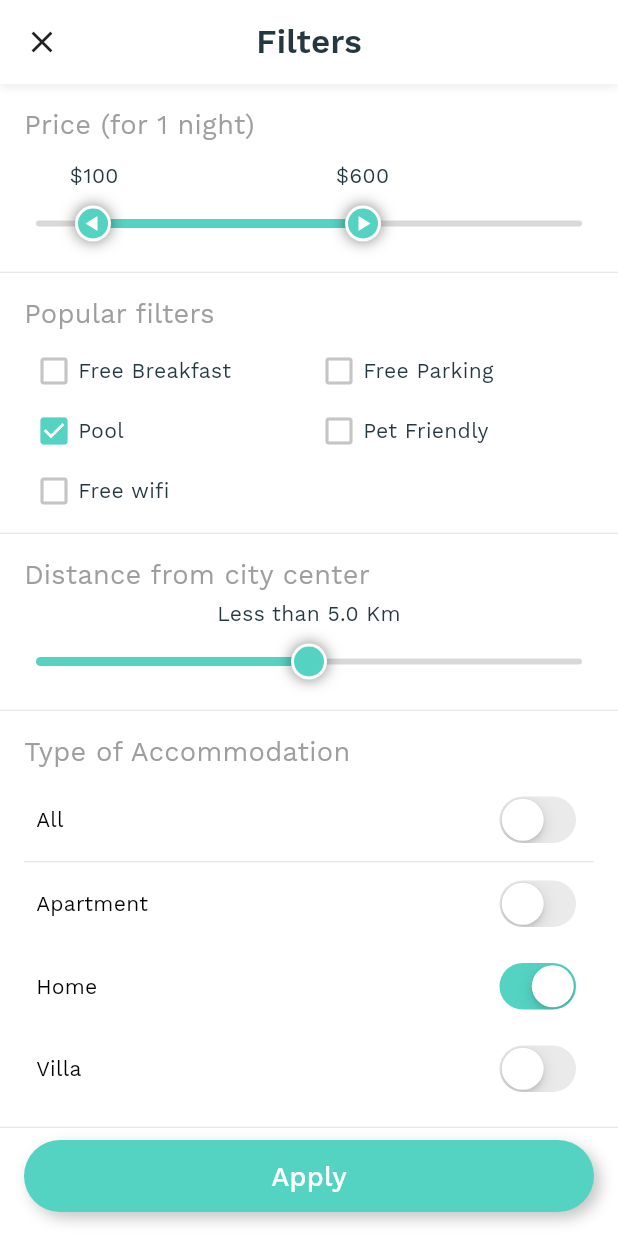
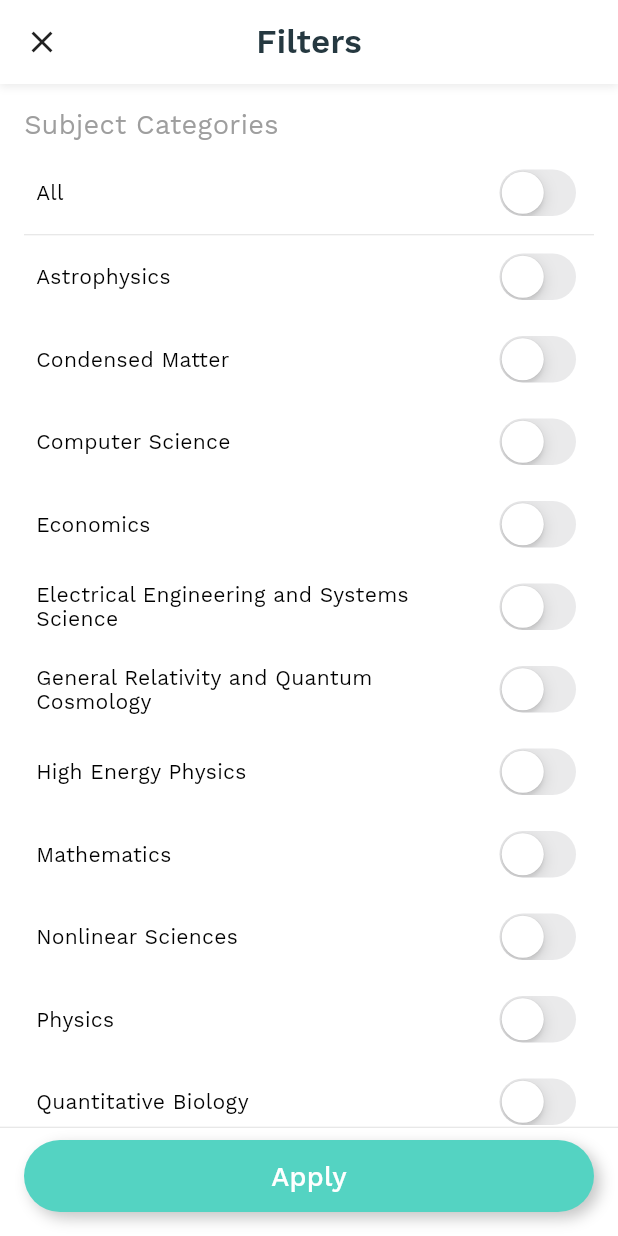
Before and after one commit to theRoughCode/arxiv-mobile, a Flutter app: the FiltersScreen screen opened directly, on a phone screen of 412 x 824 dp. Run offline on Flutter 3.47's test engine with Material 2 defaults, Android fonts, the phone set to English and light mode, and no system bars; our stand-ins replace font_awesome_flutter; missing offline and left inert: flutter_plugin_pdf_viewer, flutter_tex; network calls fail.

Commit message:
Create filter list

```diff
--- a/lib/models/curated_filters.dart
+++ b/lib/models/curated_filters.dart
@@ -1,60 +1,20 @@
+import 'package:arxiv_mobile/models/category_group.dart';
 
 class CuratedFilter {
   CuratedFilter({
-    this.titleTxt = '',
+    this.id = '',
+    this.name = '',
     this.isSelected = false,
   });
 
-  String titleTxt;
+  String id;
+  String name;
   bool isSelected;
 
-  static List<CuratedFilter> curatedFiltersList = <CuratedFilter>[
-    CuratedFilter(
-      titleTxt: 'Free Breakfast',
-      isSelected: false,
-    ),
-    CuratedFilter(
-      titleTxt: 'Free Parking',
-      isSelected: false,
-    ),
-    CuratedFilter(
-      titleTxt: 'Pool',
-      isSelected: true,
-    ),
-    CuratedFilter(
-      titleTxt: 'Pet Friendly',
-      isSelected: false,
-    ),
-    CuratedFilter(
-      titleTxt: 'Free wifi',
-      isSelected: false,
-    ),
-  ];
-
-  static List<CuratedFilter> accomodationList = [
-    CuratedFilter(
-      titleTxt: 'All',
-      isSelected: false,
-    ),
-    CuratedFilter(
-      titleTxt: 'Apartment',
-      isSelected: false,
-    ),
-    CuratedFilter(
-      titleTxt: 'Home',
-      isSelected: true,
-    ),
-    CuratedFilter(
-      titleTxt: 'Villa',
-      isSelected: false,
-    ),
-    CuratedFilter(
-      titleTxt: 'Hotel',
-      isSelected: false,
-    ),
-    CuratedFilter(
-      titleTxt: 'Resort',
-      isSelected: false,
-    ),
-  ];
+  static List<CuratedFilter> categoryList = [CuratedFilter(id: 'all', name: 'All', isSelected: false)]..addAll(CategoryGroup.categoryGroupList
+      .map((categoryGroup) => CuratedFilter(
+            id: categoryGroup.id,
+            name: categoryGroup.name,
+            isSelected: false,
+          )));
 }
--- a/lib/screens/curated/components/filters_screen.dart
+++ b/lib/screens/curated/components/filters_screen.dart
@@ -2,9 +2,6 @@ import 'package:arxiv_mobile/models/curated_filters.dart';
 import 'package:arxiv_mobile/themes/curated_list_theme.dart';
 import 'package:flutter/cupertino.dart';
 import 'package:flutter/material.dart';
-
-import 'range_slider_view.dart';
-import 'slider_view.dart';
 
 class FiltersScreen extends StatefulWidget {
   @override
@@ -12,12 +9,8 @@ class FiltersScreen extends StatefulWidget {
 }
 
 class _FiltersScreenState extends State<FiltersScreen> {
-  List<CuratedFilter> popularFilterListData =
-      CuratedFilter.curatedFiltersList;
-  List<CuratedFilter> accomodationListData =
-      CuratedFilter.accomodationList;
+  List<CuratedFilter> categoryFilterListData = CuratedFilter.categoryList;
 
-  RangeValues _values = const RangeValues(100, 600);
   double distValue = 50.0;
 
   @override
@@ -31,23 +24,7 @@ class _FiltersScreenState extends State<FiltersScreen> {
             getAppBarUI(),
             Expanded(
               child: SingleChildScrollView(
-                child: Column(
-                  children: <Widget>[
-                    priceBarFilter(),
-                    const Divider(
-                      height: 1,
-                    ),
-                    popularFilter(),
-                    const Divider(
-                      height: 1,
-                    ),
-                    distanceViewUI(),
-                    const Divider(
-                      height: 1,
-                    ),
-                    allAccommodationUI()
-                  ],
-                ),
+                child: categoryListFilter(),
               ),
             ),
             const Divider(
@@ -96,7 +73,7 @@ class _FiltersScreenState extends State<FiltersScreen> {
     );
   }
 
-  Widget allAccommodationUI() {
+  Widget categoryListFilter() {
     return Column(
       mainAxisAlignment: MainAxisAlignment.center,
       crossAxisAlignment: CrossAxisAlignment.start,
@@ -105,7 +82,7 @@ class _FiltersScreenState extends State<FiltersScreen> {
           padding:
               const EdgeInsets.only(left: 16, right: 16, top: 16, bottom: 8),
           child: Text(
-            'Type of Accommodation',
+            'Subject Categories',
             textAlign: TextAlign.left,
             style: TextStyle(
                 color: Colors.grey,
@@ -128,8 +105,8 @@ class _FiltersScreenState extends State<FiltersScreen> {
 
   List<Widget> getAccomodationListUI() {
     final List<Widget> noList = <Widget>[];
-    for (int i = 0; i < accomodationListData.length; i++) {
-      final CuratedFilter date = accomodationListData[i];
+    for (int i = 0; i < categoryFilterListData.length; i++) {
+      final CuratedFilter categoryGroup = categoryFilterListData[i];
       noList.add(
         Material(
           color: Colors.transparent,
@@ -146,12 +123,12 @@ class _FiltersScreenState extends State<FiltersScreen> {
                 children: <Widget>[
                   Expanded(
                     child: Text(
-                      date.titleTxt,
+                      categoryGroup.name,
                       style: TextStyle(color: Colors.black),
                     ),
                   ),
                   CupertinoSwitch(
-                    activeColor: date.isSelected
+                    activeColor: categoryGroup.isSelected
                         ? CuratedListTheme.buildLightTheme().primaryColor
                         : Colors.grey.withOpacity(0.6),
                     onChanged: (bool value) {
@@ -159,7 +136,7 @@ class _FiltersScreenState extends State<FiltersScreen> {
                         checkAppPosition(i);
                       });
                     },
-                    value: date.isSelected,
+                    value: categoryGroup.isSelected,
                   ),
                 ],
               ),
@@ -178,190 +155,35 @@ class _FiltersScreenState extends State<FiltersScreen> {
 
   void checkAppPosition(int index) {
     if (index == 0) {
-      if (accomodationListData[0].isSelected) {
-        accomodationListData.forEach((d) {
+      if (categoryFilterListData[0].isSelected) {
+        categoryFilterListData.forEach((d) {
           d.isSelected = false;
         });
       } else {
-        accomodationListData.forEach((d) {
+        categoryFilterListData.forEach((d) {
           d.isSelected = true;
         });
       }
     } else {
-      accomodationListData[index].isSelected =
-          !accomodationListData[index].isSelected;
+      categoryFilterListData[index].isSelected =
+          !categoryFilterListData[index].isSelected;
 
       int count = 0;
-      for (int i = 0; i < accomodationListData.length; i++) {
+      for (int i = 0; i < categoryFilterListData.length; i++) {
         if (i != 0) {
-          final CuratedFilter data = accomodationListData[i];
+          final CuratedFilter data = categoryFilterListData[i];
           if (data.isSelected) {
             count += 1;
           }
         }
       }
 
-      if (count == accomodationListData.length - 1) {
-        accomodationListData[0].isSelected = true;
+      if (count == categoryFilterListData.length - 1) {
+        categoryFilterListData[0].isSelected = true;
       } else {
-        accomodationListData[0].isSelected = false;
+        categoryFilterListData[0].isSelected = false;
       }
     }
-  }
-
-  Widget distanceViewUI() {
-    return Column(
-      mainAxisAlignment: MainAxisAlignment.center,
-      crossAxisAlignment: CrossAxisAlignment.start,
-      children: <Widget>[
-        Padding(
-          padding:
-              const EdgeInsets.only(left: 16, right: 16, top: 16, bottom: 8),
-          child: Text(
-            'Distance from city center',
-            textAlign: TextAlign.left,
-            style: TextStyle(
-                color: Colors.grey,
-                fontSize: MediaQuery.of(context).size.width > 360 ? 18 : 16,
-                fontWeight: FontWeight.normal),
-          ),
-        ),
-        SliderView(
-          distValue: distValue,
-          onChangedistValue: (double value) {
-            distValue = value;
-          },
-        ),
-        const SizedBox(
-          height: 8,
-        ),
-      ],
-    );
-  }
-
-  Widget popularFilter() {
-    return Column(
-      mainAxisAlignment: MainAxisAlignment.center,
-      crossAxisAlignment: CrossAxisAlignment.start,
-      children: <Widget>[
-        Padding(
-          padding:
-              const EdgeInsets.only(left: 16, right: 16, top: 16, bottom: 8),
-          child: Text(
-            'Popular filters',
-            textAlign: TextAlign.left,
-            style: TextStyle(
-                color: Colors.grey,
-                fontSize: MediaQuery.of(context).size.width > 360 ? 18 : 16,
-                fontWeight: FontWeight.normal),
-          ),
-        ),
-        Padding(
-          padding: const EdgeInsets.only(right: 16, left: 16),
-          child: Column(
-            children: getPList(),
-          ),
-        ),
-        const SizedBox(
-          height: 8,
-        )
-      ],
-    );
-  }
-
-  List<Widget> getPList() {
-    final List<Widget> noList = <Widget>[];
-    int count = 0;
-    const int columnCount = 2;
-    for (int i = 0; i < popularFilterListData.length / columnCount; i++) {
-      final List<Widget> listUI = <Widget>[];
-      for (int i = 0; i < columnCount; i++) {
-        try {
-          final CuratedFilter date = popularFilterListData[count];
-          listUI.add(Expanded(
-            child: Row(
-              children: <Widget>[
-                Material(
-                  color: Colors.transparent,
-                  child: InkWell(
-                    borderRadius: const BorderRadius.all(Radius.circular(4.0)),
-                    onTap: () {
-                      setState(() {
-                        date.isSelected = !date.isSelected;
-                      });
-                    },
-                    child: Padding(
-                      padding: const EdgeInsets.all(8.0),
-                      child: Row(
-                        children: <Widget>[
-                          Icon(
-                            date.isSelected
-                                ? Icons.check_box
-                                : Icons.check_box_outline_blank,
-                            color: date.isSelected
-                                ? CuratedListTheme.buildLightTheme().primaryColor
-                                : Colors.grey.withOpacity(0.6),
-                          ),
-                          const SizedBox(
-                            width: 4,
-                          ),
-                          Text(
-                            date.titleTxt,
-                          ),
-                        ],
-                      ),
-                    ),
-                  ),
-                ),
-              ],
-            ),
-          ));
-          if (count < popularFilterListData.length - 1) {
-            count += 1;
-          } else {
-            break;
-          }
-        } catch (e) {
-          print(e);
-        }
-      }
-      noList.add(Row(
-        mainAxisAlignment: MainAxisAlignment.center,
-        crossAxisAlignment: CrossAxisAlignment.center,
-        mainAxisSize: MainAxisSize.min,
-        children: listUI,
-      ));
-    }
-    return noList;
-  }
-
-  Widget priceBarFilter() {
-    return Column(
-      mainAxisAlignment: MainAxisAlignment.center,
-      crossAxisAlignment: CrossAxisAlignment.start,
-      children: <Widget>[
-        Padding(
-          padding: const EdgeInsets.all(16.0),
-          child: Text(
-            'Price (for 1 night)',
-            textAlign: TextAlign.left,
-            style: TextStyle(
-                color: Colors.grey,
-                fontSize: MediaQuery.of(context).size.width > 360 ? 18 : 16,
-                fontWeight: FontWeight.normal),
-          ),
-        ),
-        RangeSliderView(
-          values: _values,
-          onChangeRangeValues: (RangeValues values) {
-            _values = values;
-          },
-        ),
-        const SizedBox(
-          height: 8,
-        )
-      ],
-    );
   }
 
   Widget getAppBarUI() {
--- a/lib/screens/curated/curated_screen.dart
+++ b/lib/screens/curated/curated_screen.dart
@@ -42,8 +42,10 @@ class _CuratedListScreenState extends State<CuratedListScreen>
         await ArxivScraper.fetchAllArticles(search: query, start: start);
     setState(() {
       numResults = results.numResults;
-      if (append) curatedList.addAll(results.articles);
-      else curatedList = results.articles ?? [];
+      if (append)
+        curatedList.addAll(results.articles);
+      else
+        curatedList = results.articles ?? [];
       loading = false;
     });
   }
```
